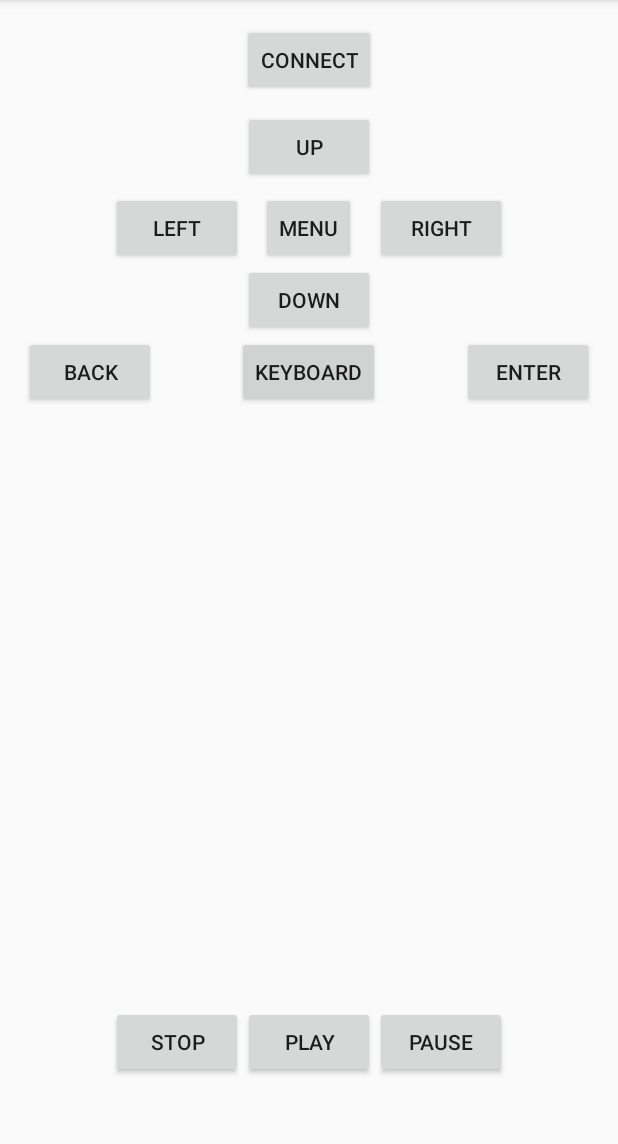
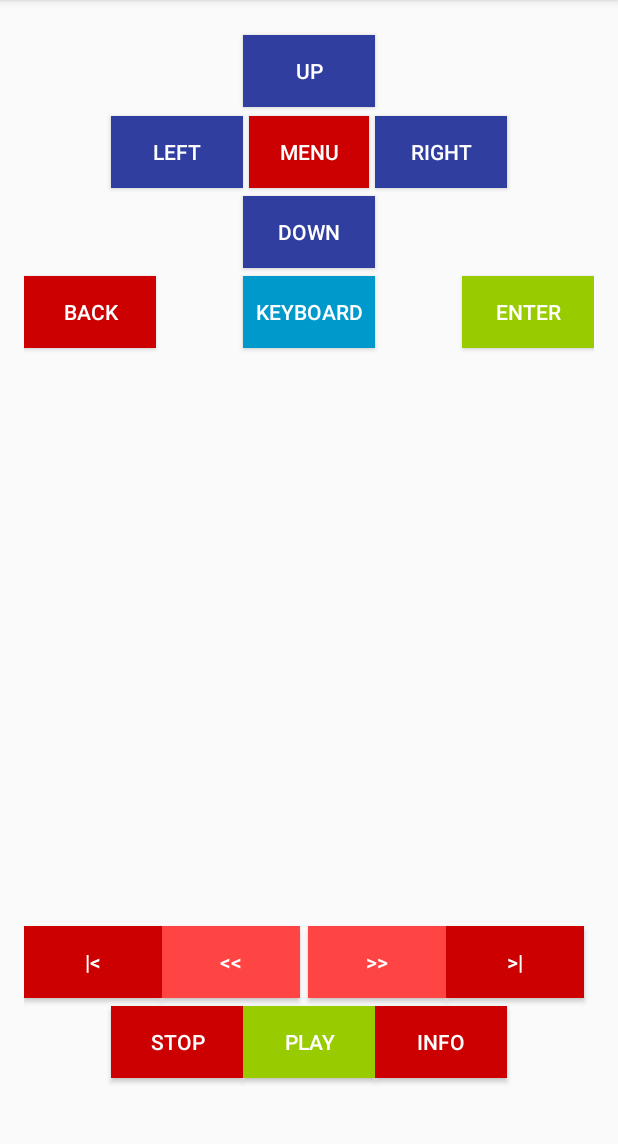
Before and after one commit to avbox/mediabox, an Android app: the screen it shows after launch (RemoteActivity), on a phone screen of 412 x 824 dp, the part 84-1228 px from its top. Run offline under Robolectric (Android 15) with nearby library versions, the phone set to English and light mode, and no system bars.

Commit message:
Added prev, next, fast-forward, and rewind buttons to remote

```diff
--- a/android/remote/app/src/main/java/com/mediabox/mediaboxremote/RemoteActivity.java
+++ b/android/remote/app/src/main/java/com/mediabox/mediaboxremote/RemoteActivity.java
@@ -1,11 +1,14 @@
 package com.mediabox.mediaboxremote;
 
 import android.content.Context;
+import android.graphics.Point;
 import android.support.v7.app.AppCompatActivity;
 import android.os.Bundle;
+import android.view.Display;
 import android.view.KeyEvent;
 import android.view.View;
 import android.view.inputmethod.InputMethodManager;
+import android.widget.Button;
 
 import java.io.BufferedWriter;
 import java.io.IOException;
@@ -95,6 +98,19 @@ public class RemoteActivity extends AppCompatActivity
     {
         super.onStart();
         this.openSocket();
+        Display display = getWindowManager().getDefaultDisplay();
+        Point size = new Point();
+        display.getSize(size);
+        int width = (size.x / 4) - 16;
+        ((Button) this.findViewById(R.id.btnPrev)).setMinWidth(width);
+        ((Button) this.findViewById(R.id.btnRew)).setMinWidth(width);
+        ((Button) this.findViewById(R.id.btnFF)).setMinWidth(width);
+        ((Button) this.findViewById(R.id.btnNext)).setMinWidth(width);
+
+        ((Button) this.findViewById(R.id.btnPrev)).setWidth(width);
+        ((Button) this.findViewById(R.id.btnRew)).setWidth(width);
+        ((Button) this.findViewById(R.id.btnFF)).setWidth(width);
+        ((Button) this.findViewById(R.id.btnNext)).setWidth(width);
     }
 
     @Override
@@ -109,11 +125,6 @@ public class RemoteActivity extends AppCompatActivity
     public void onKeyboard(View view) {
         InputMethodManager im = (InputMethodManager) view.getContext().getSystemService(Context.INPUT_METHOD_SERVICE);
         im.showSoftInput(view, InputMethodManager.SHOW_FORCED);
-    }
-
-    public void onConnect(View view)
-    {
-        this.openSocket();
     }
 
     public void onButtonPressed(View view)
@@ -142,7 +153,7 @@ public class RemoteActivity extends AppCompatActivity
         {
             sendMessage("BACK");
         }
-        else if (view == this.findViewById(R.id.btnNext))
+        else if (view == this.findViewById(R.id.btnEnter))
         {
             sendMessage("ENTER");
         }
@@ -153,6 +164,26 @@ public class RemoteActivity extends AppCompatActivity
         else if (view == this.findViewById(R.id.btnPlay))
         {
             sendMessage("PLAY");
+        }
+        else if (view == this.findViewById(R.id.btnInfo))
+        {
+            sendMessage("INFO");
+        }
+        else if (view == this.findViewById(R.id.btnPrev))
+        {
+            sendMessage("PREV");
+        }
+        else if (view == this.findViewById(R.id.btnNext))
+        {
+            sendMessage("NEXT");
+        }
+        else if (view == this.findViewById(R.id.btnRew))
+        {
+            sendMessage("RW");
+        }
+        else if (view == this.findViewById(R.id.btnFF))
+        {
+            sendMessage("FF");
         }
     }
     class ClientThread implements Runnable {
--- a/android/remote/app/src/main/res/layout/activity_remote.xml
+++ b/android/remote/app/src/main/res/layout/activity_remote.xml
@@ -16,10 +16,14 @@
         android:layout_height="wrap_content"
         android:text="MENU"
         android:id="@+id/btnMenu"
-        android:layout_marginTop="64dp"
-        android:layout_below="@+id/btnConnect"
+        android:layout_marginTop="61dp"
+        android:onClick="onButtonPressed"
+        android:background="@android:color/holo_red_dark"
+        android:textColor="#ffffff"
+        android:width="80dp"
+        android:layout_alignParentTop="true"
         android:layout_centerHorizontal="true"
-        android:onClick="onButtonPressed"/>
+        />
 
     <Button
         android:layout_width="wrap_content"
@@ -29,18 +33,22 @@
         android:layout_alignBottom="@+id/btnMenu"
         android:layout_centerHorizontal="true"
         android:layout_marginBottom="54dp"
-        android:onClick="onButtonPressed"/>
+        android:onClick="onButtonPressed"
+        android:background="@color/colorPrimaryDark"
+        android:textColor="#ffffff"/>
 
     <Button
         android:layout_width="wrap_content"
         android:layout_height="wrap_content"
         android:text="DOWN"
         android:id="@+id/btnDown"
-        android:layout_centerHorizontal="true"
+        android:onClick="onButtonPressed"
+        android:background="@color/colorPrimaryDark"
+        android:textColor="#ffffff"
         android:layout_below="@+id/btnMenu"
         android:layout_toLeftOf="@+id/btnRight"
         android:layout_toStartOf="@+id/btnRight"
-        android:onClick="onButtonPressed"/>
+        android:layout_marginTop="5dp"/>
 
     <Button
         android:layout_width="wrap_content"
@@ -50,7 +58,9 @@
         android:layout_alignTop="@+id/btnMenu"
         android:layout_toLeftOf="@+id/btnDown"
         android:layout_toStartOf="@+id/btnDown"
-        android:onClick="onButtonPressed"/>
+        android:onClick="onButtonPressed"
+        android:background="@color/colorPrimaryDark"
+        android:textColor="#ffffff"/>
 
     <Button
         android:layout_width="wrap_content"
@@ -60,7 +70,9 @@
         android:layout_alignTop="@+id/btnMenu"
         android:layout_toRightOf="@+id/btnUp"
         android:layout_toEndOf="@+id/btnUp"
-        android:onClick="onButtonPressed"/>
+        android:onClick="onButtonPressed"
+        android:background="@color/colorPrimaryDark"
+        android:textColor="#ffffff"/>
 
     <Button
         android:layout_width="wrap_content"
@@ -69,19 +81,23 @@
         android:id="@+id/btnPlay"
         android:layout_marginBottom="33dp"
         android:layout_alignParentBottom="true"
-        android:layout_toLeftOf="@+id/btnPause"
-        android:layout_toStartOf="@+id/btnPause"
-        android:onClick="onButtonPressed"/>
+        android:layout_toLeftOf="@+id/btnInfo"
+        android:layout_toStartOf="@+id/btnInfo"
+        android:onClick="onButtonPressed"
+        android:background="@android:color/holo_green_light"
+        android:textColor="#ffffff"/>
 
     <Button
         android:layout_width="wrap_content"
         android:layout_height="wrap_content"
-        android:text="PAUSE"
-        android:id="@+id/btnPause"
+        android:text="INFO"
+        android:id="@+id/btnInfo"
         android:layout_alignTop="@+id/btnPlay"
         android:layout_alignRight="@+id/btnRight"
         android:layout_alignEnd="@+id/btnRight"
-        android:onClick="onButtonPressed"/>
+        android:onClick="onButtonPressed"
+        android:background="@android:color/holo_red_dark"
+        android:textColor="#ffffff"/>
 
     <Button
         android:layout_width="wrap_content"
@@ -91,7 +107,9 @@
         android:layout_alignTop="@+id/btnPlay"
         android:layout_toLeftOf="@+id/btnPlay"
         android:layout_toStartOf="@+id/btnPlay"
-        android:onClick="onButtonPressed"/>
+        android:onClick="onButtonPressed"
+        android:background="@android:color/holo_red_dark"
+        android:textColor="#ffffff"/>
 
     <Button
         android:layout_width="wrap_content"
@@ -101,26 +119,23 @@
         android:layout_below="@+id/btnDown"
         android:layout_alignParentLeft="true"
         android:layout_alignParentStart="true"
-        android:onClick="onButtonPressed"/>
+        android:onClick="onButtonPressed"
+        android:background="@android:color/holo_red_dark"
+        android:textColor="#ffffff"
+        android:layout_marginTop="5dp"/>
 
     <Button
         android:layout_width="wrap_content"
         android:layout_height="wrap_content"
         android:text="ENTER"
-        android:id="@+id/btnNext"
+        android:id="@+id/btnEnter"
         android:layout_below="@+id/btnDown"
         android:layout_alignParentRight="true"
         android:layout_alignParentEnd="true"
-        android:onClick="onButtonPressed"/>
-
-    <Button
-        android:layout_width="wrap_content"
-        android:layout_height="wrap_content"
-        android:text="CONNECT"
-        android:id="@+id/btnConnect"
-        android:layout_alignParentTop="true"
-        android:layout_centerHorizontal="true"
-        android:onClick="onConnect"/>
+        android:onClick="onButtonPressed"
+        android:background="@android:color/holo_green_light"
+        android:textColor="#ffffff"
+        android:layout_marginTop="5dp"/>
 
     <Button
         android:layout_width="wrap_content"
@@ -131,5 +146,66 @@
         android:focusable="true"
         android:focusableInTouchMode="true"
         android:layout_below="@+id/btnDown"
-        android:layout_centerHorizontal="true"/>
+        android:layout_centerHorizontal="true"
+        android:background="@android:color/holo_blue_dark"
+        android:layout_marginTop="5dp"
+        android:textColor="#ffffff"/>
+
+    <Button
+        android:layout_width="wrap_content"
+        android:layout_height="wrap_content"
+        android:text="|&lt;"
+        android:id="@+id/btnPrev"
+        android:background="@android:color/holo_red_dark"
+        android:textColor="#ffffff"
+        android:minWidth="50dp"
+        android:layout_alignTop="@+id/btnRew"
+        android:layout_alignParentEnd="false"
+        android:layout_alignParentRight="false"
+        android:layout_alignParentStart="true"
+        android:layout_alignParentLeft="true"
+        android:onClick="onButtonPressed"/>
+
+    <Button
+        android:layout_width="wrap_content"
+        android:layout_height="wrap_content"
+        android:text="&lt;&lt;"
+        android:id="@+id/btnRew"
+        android:layout_above="@+id/btnPlay"
+        android:layout_toEndOf="@+id/btnPrev"
+        android:background="@android:color/holo_red_light"
+        android:layout_marginBottom="5dp"
+        android:textColor="#ffffff"
+        android:layout_marginRight="5dp"
+        android:layout_marginTop="5dp"
+        android:layout_toRightOf="@+id/btnPrev"
+        android:minWidth="50dp"
+        android:onClick="onButtonPressed"/>
+
+    <Button
+        android:layout_width="wrap_content"
+        android:layout_height="wrap_content"
+        android:text=">>"
+        android:id="@+id/btnFF"
+        android:background="@android:color/holo_red_light"
+        android:textColor="#ffffff"
+        android:width="5dp"
+        android:minWidth="50dp"
+        android:layout_alignTop="@+id/btnRew"
+        android:layout_toRightOf="@+id/btnRew"
+        android:layout_toEndOf="@+id/btnRew"
+        android:onClick="onButtonPressed"/>
+
+    <Button
+        android:layout_width="wrap_content"
+        android:layout_height="wrap_content"
+        android:text="@string/next"
+        android:id="@+id/btnNext"
+        android:background="@android:color/holo_red_dark"
+        android:textColor="#ffffff"
+        android:minWidth="50dp"
+        android:layout_alignTop="@+id/btnFF"
+        android:layout_toRightOf="@+id/btnFF"
+        android:layout_toEndOf="@+id/btnFF"
+        android:onClick="onButtonPressed"/>
 </RelativeLayout>
--- a/android/remote/app/src/main/res/values/colors.xml
+++ b/android/remote/app/src/main/res/values/colors.xml
@@ -1,6 +1,6 @@
 <?xml version="1.0" encoding="utf-8"?>
 <resources>
     <color name="colorPrimary">#3F51B5</color>
-    <color name="colorPrimaryDark">#303F9F</color>
+    <color name="colorPrimaryDark">#303f9f</color>
     <color name="colorAccent">#FF4081</color>
 </resources>
--- a/android/remote/app/src/main/res/values/strings.xml
+++ b/android/remote/app/src/main/res/values/strings.xml
@@ -1,3 +1,4 @@
 <resources>
     <string name="app_name">MediaBox Remote</string>
+    <string name="next"><![CDATA[>|]]></string>
 </resources>
```
